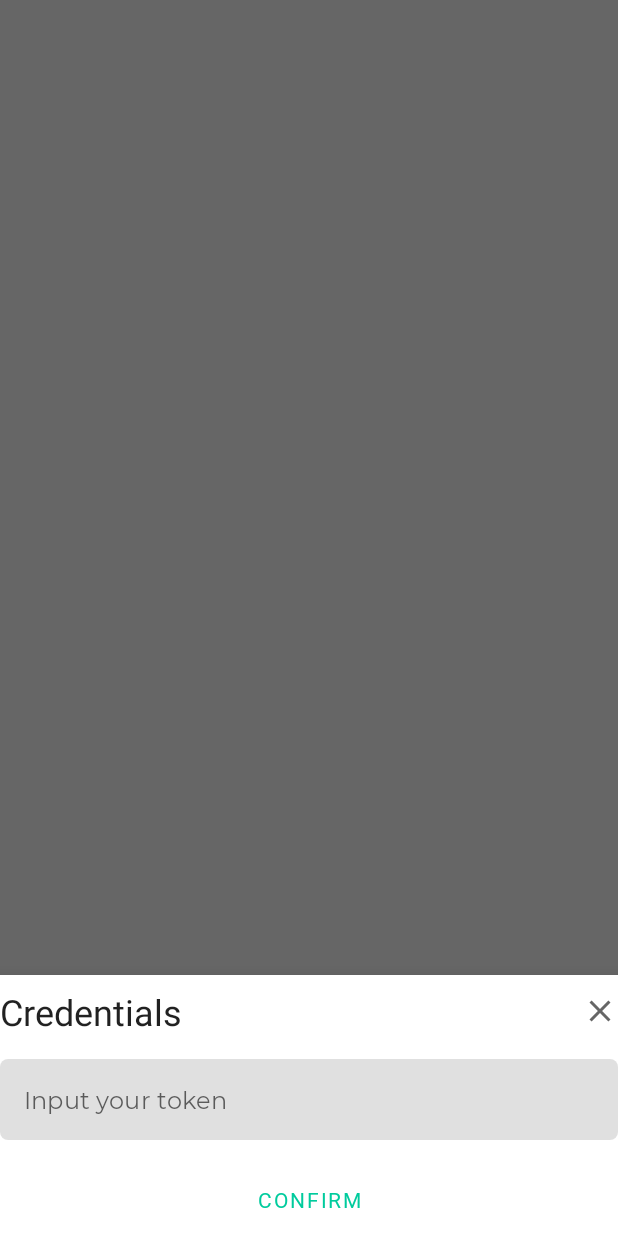
After one commit to 171112542/ta, an Android app: the fragment InputCredentialBottomSheetDialogFragment shown on its own in the app's theme, on a phone screen of 412 x 824 dp. The commit adds this screen. Run offline under Robolectric (Android 15) with nearby library versions, the phone set to English and light mode, and no system bars.

Commit message:
Add login feature and bottom sheet to input credentials
Signed-off-by: syntialai <53588149+syntialai@users.noreply.github.com>

```diff
--- a/app/build.gradle
+++ b/app/build.gradle
@@ -50,6 +50,7 @@ dependencies {
     implementation "androidx.navigation:navigation-fragment-ktx:$rootProject.navVersion"
     implementation "androidx.navigation:navigation-ui-ktx:$rootProject.navVersion"
 
+    implementation "com.google.android.material:material:$rootProject.mdcVersion"
 
-    implementation "com.google.android.material:material:$rootProject.mdcVersion"
+    implementation 'com.firebaseui:firebase-ui-auth:6.4.0'
 }
--- a/app/src/main/java/com/mobile/ta/ui/LoginFragment.kt
+++ /dev/null
@@ -1,6 +0,0 @@
-package com.mobile.ta.ui
-
-import androidx.fragment.app.Fragment
-
-class LoginFragment : Fragment() {
-}
--- /dev/null
+++ b/app/src/main/java/com/mobile/ta/ui/login/InputCredentialBottomSheetDialogFragment.kt
@@ -0,0 +1,35 @@
+package com.mobile.ta.ui.login
+
+import android.os.Bundle
+import android.view.LayoutInflater
+import android.view.View
+import android.view.ViewGroup
+import com.google.android.material.bottomsheet.BottomSheetDialogFragment
+import com.mobile.ta.databinding.FragmentInputCredentialBottomSheetBinding
+
+class InputCredentialBottomSheetDialogFragment : BottomSheetDialogFragment() {
+
+    companion object {
+        fun newFragment(onSubmitListener: (String) -> Unit) = InputCredentialBottomSheetDialogFragment().apply {
+            this.onSubmitListener = onSubmitListener
+        }
+    }
+
+    private lateinit var binding: FragmentInputCredentialBottomSheetBinding
+    private lateinit var onSubmitListener: (String) -> Unit
+
+    override fun onCreateView(
+        inflater: LayoutInflater, container: ViewGroup?, savedInstanceState: Bundle?): View {
+        binding = FragmentInputCredentialBottomSheetBinding.inflate(inflater, container, false)
+        with(binding) {
+            buttonCloseDialog.setOnClickListener {
+                dismiss()
+            }
+            buttonSubmitCredentials.setOnClickListener {
+                onSubmitListener.invoke(editTextInputCredential.text.toString())
+                dismiss()
+            }
+        }
+        return binding.root
+    }
+}
--- /dev/null
+++ b/app/src/main/res/color/gradient_primary_background_color.xml
@@ -0,0 +1,6 @@
+<?xml version="1.0" encoding="utf-8"?>
+<gradient xmlns:android="http://schemas.android.com/apk/res/android"
+    android:angle="225"
+    android:endColor="@color/turqoise"
+    android:startColor="#C1FFC1"
+    android:type="linear" />
--- /dev/null
+++ b/app/src/main/res/drawable/ic_close.xml
@@ -0,0 +1,10 @@
+<vector xmlns:android="http://schemas.android.com/apk/res/android"
+    android:width="24dp"
+    android:height="24dp"
+    android:viewportWidth="24"
+    android:viewportHeight="24"
+    android:tint="@color/black_60">
+  <path
+      android:fillColor="@android:color/white"
+      android:pathData="M19,6.41L17.59,5 12,10.59 6.41,5 5,6.41 10.59,12 5,17.59 6.41,19 12,13.41 17.59,19 19,17.59 13.41,12z"/>
+</vector>
--- /dev/null
+++ b/app/src/main/res/layout/fragment_input_credential_bottom_sheet.xml
@@ -0,0 +1,50 @@
+<?xml version="1.0" encoding="utf-8"?>
+<androidx.constraintlayout.widget.ConstraintLayout xmlns:android="http://schemas.android.com/apk/res/android"
+    xmlns:app="http://schemas.android.com/apk/res-auto"
+    android:layout_width="match_parent"
+    android:layout_height="wrap_content"
+    xmlns:tools="http://schemas.android.com/tools"
+    android:layout_margin="@dimen/dp_16"
+    tools:context=".ui.login.InputCredentialBottomSheetDialogFragment">
+
+    <TextView
+        android:id="@+id/text_view_credential_title"
+        android:layout_width="@dimen/dp_0"
+        android:layout_height="wrap_content"
+        android:text="@string/credentials"
+        android:textAppearance="?attr/textAppearanceHeadline5"
+        app:layout_constraintBottom_toBottomOf="@id/button_close_dialog"
+        app:layout_constraintStart_toStartOf="parent"
+        app:layout_constraintTop_toTopOf="@id/button_close_dialog" />
+
+    <Button
+        android:id="@+id/button_close_dialog"
+        style="@style/Widget.TA.Button.CloseButton"
+        android:layout_width="wrap_content"
+        android:layout_height="wrap_content"
+        app:layout_constraintEnd_toEndOf="parent"
+        app:layout_constraintTop_toTopOf="parent" />
+
+    <EditText
+        android:id="@+id/edit_text_input_credential"
+        android:layout_width="0dp"
+        android:layout_height="wrap_content"
+        android:layout_marginTop="@dimen/dp_8"
+        android:hint="@string/input_token_hint"
+        android:importantForAutofill="no"
+        android:inputType="text"
+        app:layout_constraintEnd_toEndOf="parent"
+        app:layout_constraintStart_toStartOf="parent"
+        app:layout_constraintTop_toBottomOf="@id/button_close_dialog" />
+
+    <com.google.android.material.button.MaterialButton
+        android:id="@+id/button_submit_credentials"
+        android:layout_width="@dimen/dp_0"
+        android:layout_height="wrap_content"
+        android:layout_marginTop="@dimen/dp_16"
+        android:text="@string/confirm"
+        app:layout_constraintEnd_toEndOf="parent"
+        app:layout_constraintStart_toStartOf="parent"
+        app:layout_constraintTop_toBottomOf="@id/edit_text_input_credential" />
+
+</androidx.constraintlayout.widget.ConstraintLayout>
--- a/app/src/main/res/navigation/main_navigation.xml
+++ b/app/src/main/res/navigation/main_navigation.xml
@@ -1,13 +1,12 @@
 <?xml version="1.0" encoding="utf-8"?>
 <navigation xmlns:android="http://schemas.android.com/apk/res/android"
     xmlns:app="http://schemas.android.com/apk/res-auto"
-    xmlns:tools="http://schemas.android.com/tools"
     android:id="@+id/main_navigation"
     app:startDestination="@id/loginFragment">
 
     <fragment
         android:id="@+id/loginFragment"
-        android:name="com.mobile.ta.ui.LoginFragment"
+        android:name="com.mobile.ta.ui.login.LoginFragment"
         android:label="LoginFragment">
         <action
             android:id="@+id/action_loginFragment_to_registrationFragment"
@@ -16,7 +15,7 @@
     <action android:id="@+id/action_global_loginFragment" app:destination="@id/loginFragment" />
     <fragment
         android:id="@+id/registrationFragment"
-        android:name="com.mobile.ta.ui.RegistrationFragment"
+        android:name="com.mobile.ta.ui.login.RegistrationFragment"
         android:label="RegistrationFragment" />
     <fragment
         android:id="@+id/homeFragment"
--- a/app/src/main/res/values/colors.xml
+++ b/app/src/main/res/values/colors.xml
@@ -7,4 +7,5 @@
     <color name="red_dark">#B20000</color>
     <color name="white">#ffffff</color>
     <color name="black">#000000</color>
+    <color name="black_60">#99000000</color>
 </resources>
--- /dev/null
+++ b/app/src/main/res/values/dimens.xml
@@ -0,0 +1,12 @@
+<?xml version="1.0" encoding="utf-8"?>
+<resources>
+    <dimen name="dp_24">24dp</dimen>
+    <dimen name="dp_20">20dp</dimen>
+    <dimen name="dp_0">0dp</dimen>
+    <dimen name="dp_16">16dp</dimen>
+    <dimen name="dp_100">100dp</dimen>
+    <dimen name="dp_48">48dp</dimen>
+    <dimen name="dp_8">8dp</dimen>
+    <dimen name="dp_4">4dp</dimen>
+    <dimen name="dp_40">40dp</dimen>
+</resources>
--- a/app/src/main/res/values/strings.xml
+++ b/app/src/main/res/values/strings.xml
@@ -1,3 +1,9 @@
 <resources>
-    <string name="app_name">TA</string>
+    <string name="app_name">Mlearn</string>
+    <string name="teacher_role">I am a teacher</string>
+    <string name="confirm">Confirm</string>
+    <string name="input_token_hint">Input your token</string>
+    <string name="credentials">Credentials</string>
+    <string name="welcome_label">Welcome!</string>
+    <string name="identity_label">What’s your identity?</string>
 </resources>
```
Also changed, not shown: app/src/main/java/com/mobile/ta/ui/login/LoginFragment.kt (added, +54 -0 lines), app/src/main/res/drawable/drawable_login_background.xml (added, +15 -0 lines), app/src/main/res/drawable/drawable_rounded_corner_20dp_background.xml (added, +8 -0 lines), app/src/main/res/layout/fragment_login.xml (added, +68 -0 lines), app/src/main/res/values/styles.xml (+28 -0 lines), app/src/main/res/drawable/login_background.webp (added), app/src/main/res/drawable/mlearn_logo.png (added).
